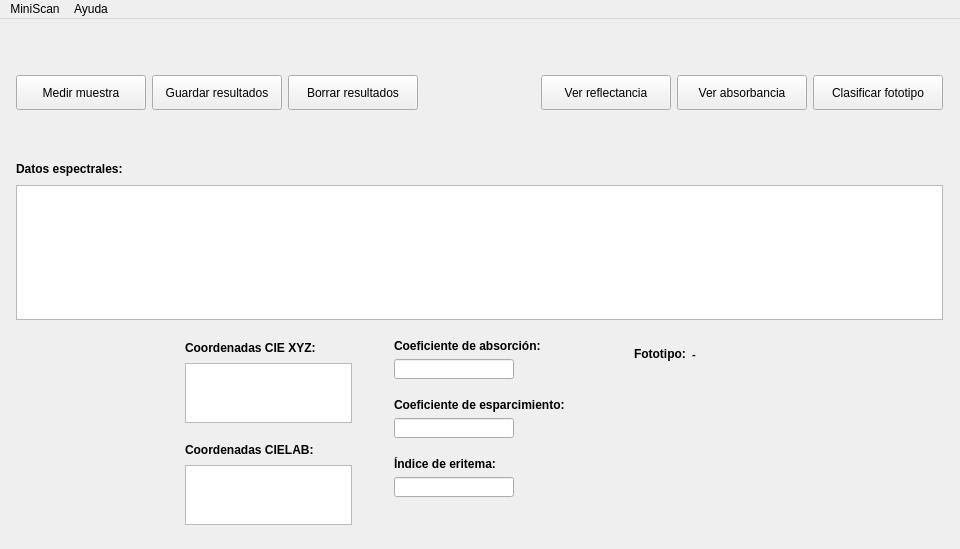
This is mainwindow.ui in Gabnz/Spectrasoft as Qt 5 draws it before an edit. The edited form follows.
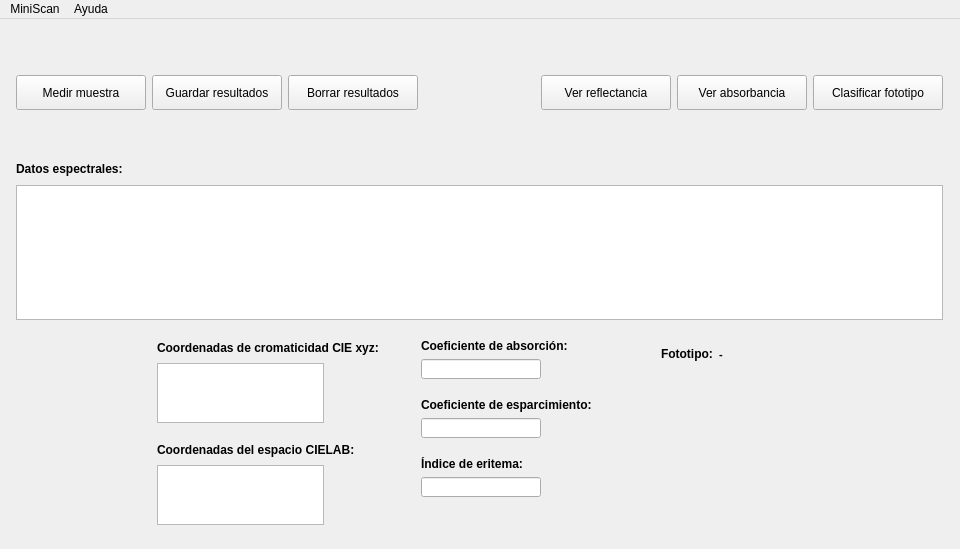
This is the edited form. Icons and pictures are not drawn.

Commit message: Implementado el calculo de las coordenadas xyz

```diff
--- a/mainwindow.ui
+++ b/mainwindow.ui
@@ -42,7 +42,7 @@
         <item>
          <widget class="QLabel" name="etqCromaticidad">
           <property name="text">
-           <string>&lt;html&gt;&lt;head/&gt;&lt;body&gt;&lt;p&gt;&lt;span style=&quot; font-weight:600;&quot;&gt;Coordenadas CIE XYZ:&lt;/span&gt;&lt;/p&gt;&lt;/body&gt;&lt;/html&gt;</string>
+           <string>&lt;html&gt;&lt;head/&gt;&lt;body&gt;&lt;p&gt;&lt;span style=&quot; font-weight:600;&quot;&gt;Coordenadas de cromaticidad CIE xyz:&lt;/span&gt;&lt;/p&gt;&lt;/body&gt;&lt;/html&gt;</string>
           </property>
          </widget>
         </item>
@@ -84,7 +84,7 @@
         <item>
          <widget class="QLabel" name="etqLab">
           <property name="text">
-           <string>&lt;html&gt;&lt;head/&gt;&lt;body&gt;&lt;p&gt;&lt;span style=&quot; font-weight:600;&quot;&gt;Coordenadas CIELAB:&lt;/span&gt;&lt;/p&gt;&lt;/body&gt;&lt;/html&gt;</string>
+           <string>&lt;html&gt;&lt;head/&gt;&lt;body&gt;&lt;p&gt;&lt;span style=&quot; font-weight:600;&quot;&gt;Coordenadas del espacio CIELAB:&lt;/span&gt;&lt;/p&gt;&lt;/body&gt;&lt;/html&gt;</string>
           </property>
          </widget>
         </item>
```
Left out of the diff: 10 changed lines with no effect on the pictures. The commit also changes 3 other files.
